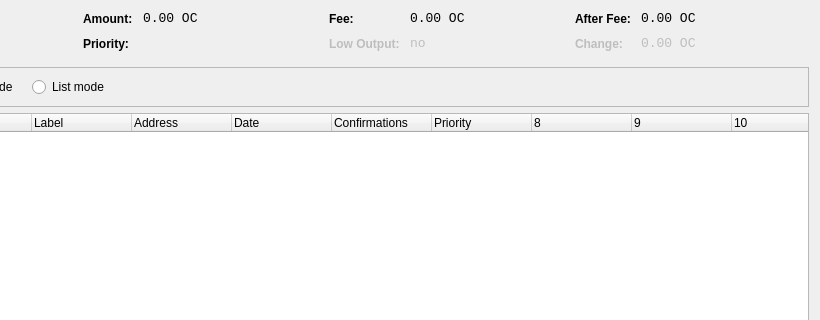
Old version of the form src/qt/forms/coincontroldialog.ui in the repository theone-and-not-only-coin/onecoin; both pictures show x 180 to 1000 and y 0 to 320 of the 1000 by 500 pixel window.
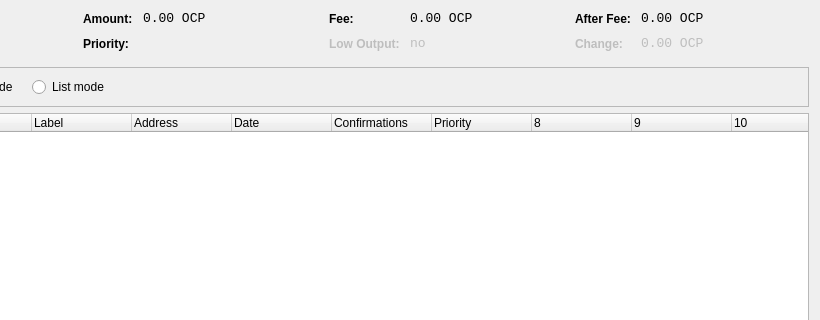
New version of the form. Custom widgets are drawn as their Qt base class.

```diff
--- a/src/qt/forms/coincontroldialog.ui
+++ b/src/qt/forms/coincontroldialog.ui
@@ -141,7 +141,7 @@
           <enum>Qt::ActionsContextMenu</enum>
          </property>
          <property name="text">
-          <string notr="true">0.00 OC</string>
+          <string notr="true">0.00 OCP</string>
          </property>
          <property name="textInteractionFlags">
           <set>Qt::LinksAccessibleByMouse|Qt::TextSelectableByKeyboard|Qt::TextSelectableByMouse</set>
@@ -221,7 +221,7 @@
           <enum>Qt::ActionsContextMenu</enum>
          </property>
          <property name="text">
-          <string notr="true">0.00 OC</string>
+          <string notr="true">0.00 OCP</string>
          </property>
          <property name="textInteractionFlags">
           <set>Qt::LinksAccessibleByMouse|Qt::TextSelectableByKeyboard|Qt::TextSelectableByMouse</set>
@@ -307,7 +307,7 @@
           <enum>Qt::ActionsContextMenu</enum>
          </property>
          <property name="text">
-          <string notr="true">0.00 OC</string>
+          <string notr="true">0.00 OCP</string>
          </property>
          <property name="textInteractionFlags">
           <set>Qt::LinksAccessibleByMouse|Qt::TextSelectableByKeyboard|Qt::TextSelectableByMouse</set>
@@ -345,7 +345,7 @@
           <enum>Qt::ActionsContextMenu</enum>
          </property>
          <property name="text">
-          <string notr="true">0.00 OC</string>
+          <string notr="true">0.00 OCP</string>
          </property>
          <property name="textInteractionFlags">
           <set>Qt::LinksAccessibleByMouse|Qt::TextSelectableByKeyboard|Qt::TextSelectableByMouse</set>
```
